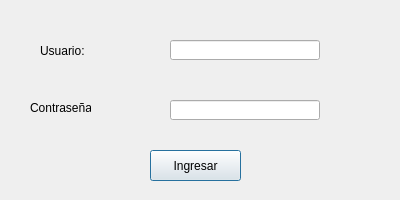
Old version of the form login.ui in the repository MarianaGG3/entregable_final_SaraPalacio_MarianaGiraldo.
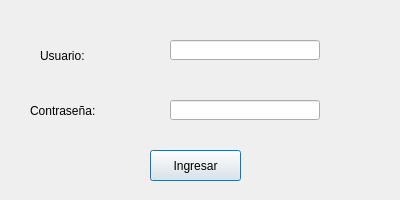
New version of the form.

Commit message: archivo json-ventana datos paciente abrir despues de login correcto

Patch:
```diff
--- a/login.ui
+++ b/login.ui
@@ -31,8 +31,8 @@
     <rect>
      <x>40</x>
      <y>40</y>
-     <width>51</width>
-     <height>21</height>
+     <width>61</width>
+     <height>31</height>
     </rect>
    </property>
    <property name="text">
@@ -44,8 +44,8 @@
     <rect>
      <x>30</x>
      <y>100</y>
-     <width>61</width>
-     <height>16</height>
+     <width>101</width>
+     <height>21</height>
     </rect>
    </property>
    <property name="text">
```
Left out of the diff: 4 changed lines with no effect on the pictures. The commit also changes 3 other files.
